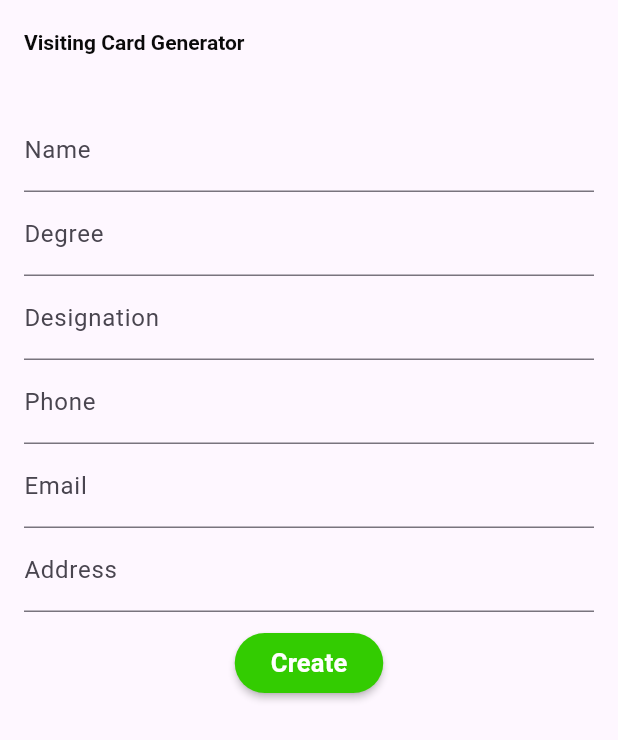
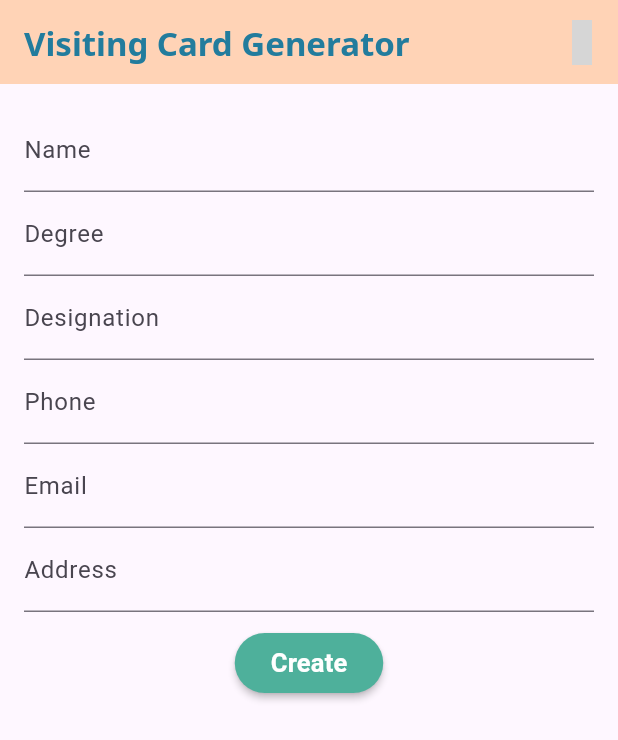
Before and after one commit to itsMHmoon/visiting-card_generator, a Flutter app: the screen it shows after launch, on a phone screen of 412 x 824 dp. Shown: the top 740 px of the screen. Run offline on Flutter 3.47's test engine with Material 3 defaults, Android fonts, the phone set to English and light mode, and no system bars; our stand-ins replace google_fonts, material_symbols_icons, pdf, printing, sqflite; accounts and stored records are empty; Roboto replaces fonts that are missing (Gabarito); grey boxes are pictures that could not be loaded.

Commit message:
0.0.9 - Title, Color updated

```diff
--- a/lib/screens/home_page.dart
+++ b/lib/screens/home_page.dart
@@ -3,6 +3,7 @@ import 'package:google_fonts/google_fonts.dart';
 import 'package:printing/printing.dart';
 import 'package:pdf/pdf.dart';
 import 'package:pdf/widgets.dart' as pw;
+import 'package:visiting_card_generator/widgets/app_bar.dart';
 
 
 class HomePage extends StatefulWidget {
@@ -37,7 +38,8 @@ class _HomePageState extends State<HomePage> {
             decoration: pw.BoxDecoration(
                             border: pw.Border.all(
                                         color: PdfColors.black,
-                width: 2),
+                                        width: 2,
+                                      ),
               borderRadius: pw.BorderRadius.circular(10),
             ),
             child: pw.Row(
@@ -200,14 +202,14 @@ class _HomePageState extends State<HomePage> {
     showDialog(
       context: context,
       builder: (context) => AlertDialog(
-        title: Text('Visiting Card',
-                    style: GoogleFonts.gantari(
-                                              fontSize: 25,
-                                              fontWeight: FontWeight.w400,
-                                              color: Colors.black,
-                                            ),
-                  ),
-
+        title: null,
+        // Text('',
+                    // style: GoogleFonts.gantari(
+                    //                           fontSize: 25,
+                    //                           fontWeight: FontWeight.w400,
+                    //                           color: Colors.black,
+                    //                         ),
+                  // ),
         content: SizedBox(
             width: 300,
             height: 170,
@@ -299,7 +301,7 @@ class _HomePageState extends State<HomePage> {
         actions: [
             // Text('Unique ID: $uniqueId', style: GoogleFonts.abel(fontSize: 7, color: Color.fromARGB(101, 77, 76, 76))),
             ElevatedButton(
-              style: ElevatedButton.styleFrom(backgroundColor: const Color.fromARGB(255, 0, 153, 255),
+              style: ElevatedButton.styleFrom(backgroundColor: const Color(0xFF4CC9F0),
               foregroundColor: Colors.white,
               elevation: 2),
               onPressed: _printCard,      // Print / Export as PDF
@@ -313,7 +315,7 @@ class _HomePageState extends State<HomePage> {
               ),
             ),
             ElevatedButton(
-              style: ElevatedButton.styleFrom(backgroundColor: const Color.fromARGB(255, 255, 51, 1),
+              style: ElevatedButton.styleFrom(backgroundColor: const Color(0xFFF07167),
               foregroundColor: Colors.white,
               elevation: 2),
               onPressed: () => Navigator.of(context).pop(),
@@ -336,14 +338,7 @@ class _HomePageState extends State<HomePage> {
   @override
   Widget build(BuildContext context) {
     return Scaffold(
-      appBar: AppBar(
-        title: Text('Visiting Card Generator',
-                style: GoogleFonts.roboto(
-                  fontSize: 14,
-                  fontWeight: FontWeight.bold,
-                  color: const Color(0xFF0A0A0A),
-                ),
-      )),
+      appBar: CustomAppBar(),  //custom appBar
       body: Padding(
         padding: EdgeInsets.all(16.0),
         child: Column(
@@ -380,7 +375,7 @@ class _HomePageState extends State<HomePage> {
                     onChanged: (value) => address = value),
                   SizedBox(height: 10),
                   ElevatedButton(
-                    style: ElevatedButton.styleFrom(backgroundColor: const Color.fromARGB(255, 51, 204, 1),
+                    style: ElevatedButton.styleFrom(backgroundColor: const Color(0xFF4EB09B),
                     foregroundColor: Colors.white,
                     elevation: 2),
                     onPressed: _addCard,
--- a/lib/widgets/app_bar.dart
+++ b/lib/widgets/app_bar.dart
@@ -3,31 +3,46 @@ import 'package:google_fonts/google_fonts.dart';
 import 'package:material_symbols_icons/material_symbols_icons.dart';
 
 class CustomAppBar extends StatelessWidget implements PreferredSizeWidget {
-  const CustomAppBar({Key? key}) : super(key: key);
+  const CustomAppBar({super.key});
 
   @override
   Widget build(BuildContext context) {
     return AppBar(
-      title: Text(
-        'Visiting Card Generator',
-        style: GoogleFonts.roboto(
-          fontSize: 20.0,
-          fontWeight: FontWeight.bold,
-          color: Colors.white,
-        ),
-      ),
+      title:
+        Text('Visiting Card Generator',
+                style: GoogleFonts.notoSans(
+                  fontSize: 22,
+                  fontWeight: FontWeight.bold,
+                  color: const Color(0xFF227C9D),
+                ),
+              ),
+      backgroundColor: const Color(0xFFFFD3B6),
       actions: [
         IconButton(
-          icon: Icon(Symbols.warning_amber_rounded),
+          icon: const Icon(Symbols.build_circle_rounded, color: Color(0xFFFAAA8D), size: 30),
           onPressed: () {
             Navigator.pushNamed(context, '/test');
           },
         ),
+
+//
+// To add user icon and stuffs
+//
+
+        // InkWell(
+        //   onTap: () {
+        //     Navigator.pushNamed(context, '/test');
+        //   },
+        //   borderRadius: BorderRadius.circular(50),
+        //   child: const CircleAvatar(
+        //     backgroundImage: AssetImage('image/male.png'), // User image
+        //   ),
+        // ),
+        // const SizedBox(width: 15),
       ],
     );
   }
 
   @override
-  // TODO: implement preferredSize
-  Size get preferredSize => throw UnimplementedError();
+  Size get preferredSize => const Size.fromHeight(kToolbarHeight);
 }
--- a/pubspec.yaml
+++ b/pubspec.yaml
@@ -16,7 +16,7 @@ publish_to: 'none' # Remove this line if you wish to publish to pub.dev
 # https://developer.apple.com/library/archive/documentation/General/Reference/InfoPlistKeyReference/Articles/CoreFoundationKeys.html
 # In Windows, build-name is used as the major, minor, and patch parts
 # of the product and file versions while build-number is used as the build suffix.
-version: 0.0.8+8
+version: 0.0.9+9
 
 environment:
   sdk: ^3.6.1
```
Also changed, not shown: lib/widgets/colors.dart (added, +10 -0 lines), 4 other files. Lines whose indentation alone changed are shown as unchanged.
